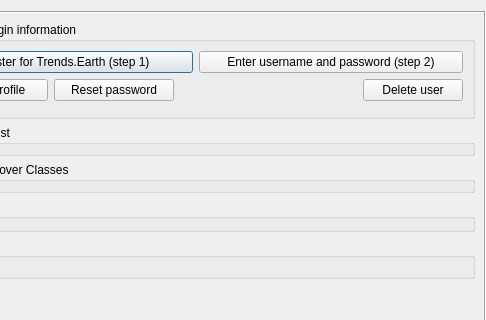
This is LDMP/gui/DlgSettings.ui in ConservationInternational/trends.earth as Qt 5 draws it before an edit; both pictures show x 106 to 592 and y 0 to 320 of the 592 by 649 pixel window. The edited form follows.
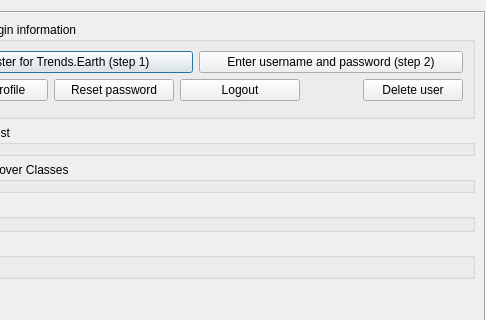
This is the edited form. Custom widgets are drawn as their Qt base class.

```diff
--- a/LDMP/gui/DlgSettings.ui
+++ b/LDMP/gui/DlgSettings.ui
@@ -132,6 +132,25 @@
               </property>
              </widget>
             </item>
+            <item>
+             <widget class="QPushButton" name="pushButton_logout">
+              <property name="sizePolicy">
+               <sizepolicy hsizetype="Preferred" vsizetype="Preferred">
+                <horstretch>0</horstretch>
+                <verstretch>0</verstretch>
+               </sizepolicy>
+              </property>
+              <property name="minimumSize">
+               <size>
+                <width>120</width>
+                <height>0</height>
+               </size>
+              </property>
+              <property name="text">
+               <string>Logout</string>
+              </property>
+             </widget>
+            </item>
             <item>
              <spacer name="horizontalSpacer">
               <property name="orientation">
```
Left out of the diff: 1 changed line with no effect on the pictures.
